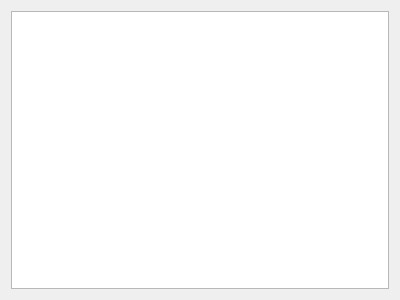
rizinorg/cutter, file src/widgets/WindowsHeapWidget.ui: the form before one commit.
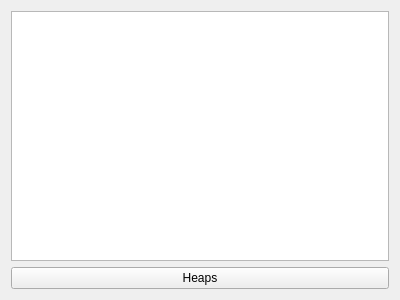
The form after the commit.

Commit message: Added Dialog box for windows heaps and fixed some warnings in sections widget

What changed in the file:
```diff
--- a/src/widgets/WindowsHeapWidget.ui
+++ b/src/widgets/WindowsHeapWidget.ui
@@ -17,6 +17,13 @@
             <item>
                 <widget class="QTableView" name="tableView"/>
             </item>
+   <item>
+    <widget class="QPushButton" name="heapButton">
+     <property name="text">
+      <string>Heaps</string>
+     </property>
+    </widget>
+   </item>
         </layout>
     </widget>
     <resources/>
```
Lines whose indentation alone changed are shown as unchanged. The commit also changes 10 other files.
